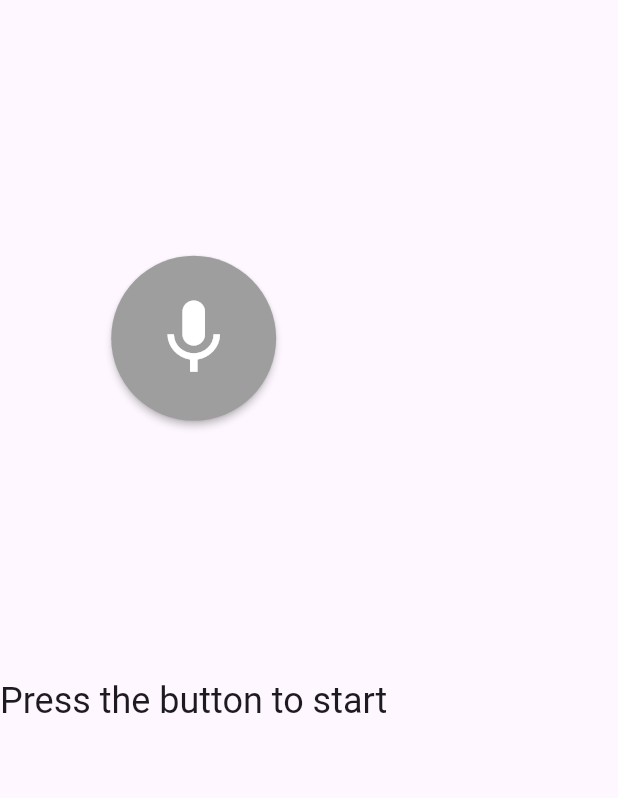
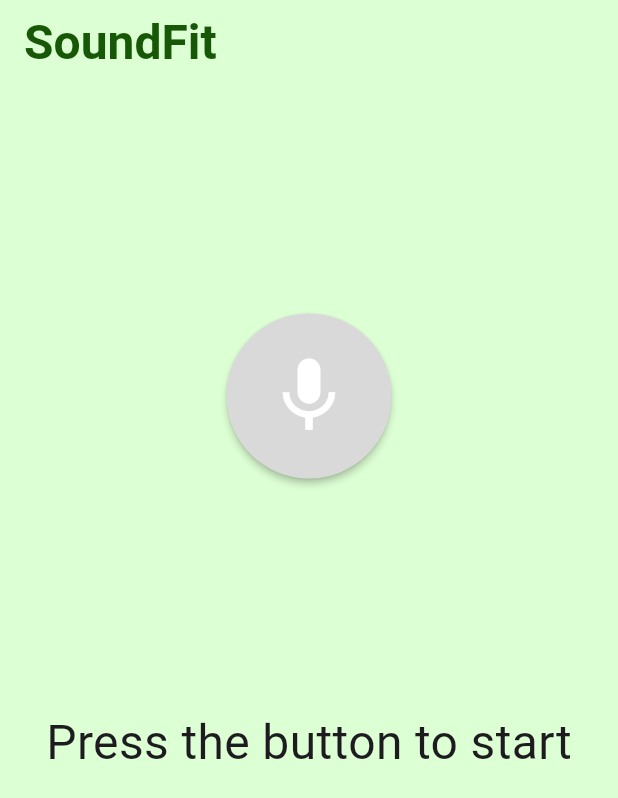
Before and after one commit to hirune05/sound_classify_app_previus, a Flutter app: the screen it shows after launch, after a tap on the "mic" icon, on a phone screen of 412 x 824 dp. Shown: the top 798 px of the screen. Run offline on Flutter 3.47's test engine with Material 3 defaults, Android fonts, the phone set to English and light mode, and no system bars; our stand-ins replace freezed_annotation, go_router, hooks_riverpod; missing offline and left inert: tflite_audio.

Commit message:
fix: recording page color

```diff
--- a/lib/controllers/recording_page_controller.dart
+++ b/lib/controllers/recording_page_controller.dart
@@ -58,19 +58,26 @@ class RecordingController extends StateNotifier<RecordingState> {
         sampleRate: 44100,
         bufferSize: 22016,
       );
+      final sound_kinds = [
+        '皿の音',
+        '機械音',
+        '換気扇の音',
+        'キーボードの音',
+        '話し声',
+      ];
       sounds.listen(
         (event) async {
           // ラベルリストを非同期で取得
-          final labels = await fetchLabelList();
+          //final labels = await fetchLabelList();
           // recognitionResultからスコアのリストを取得
           final rawScores = json.decode(event["recognitionResult"]);
           List<double> scores = List<double>.from(rawScores);
 
           // スコアをパーセント表示に変換し、それぞれのラベルと結合する
           String recognitionResults = "";
-          for (int i = 0; i < scores.length; i++) {
+          for (int i = 0; i < scores.length - 1; i++) {
             recognitionResults +=
-                "${labels[i]}: ${(scores[i] * 100).toStringAsFixed(2)}%\n";
+                "${sound_kinds[i]}: ${(scores[i] * 100).toStringAsFixed(2)}%\n";
           }
           const recording = false;
           const isRecordingCompleted = true;
--- a/lib/main_app.dart
+++ b/lib/main_app.dart
@@ -1,6 +1,7 @@
 import 'package:flutter/material.dart';
 import 'package:hooks_riverpod/hooks_riverpod.dart';
-import 'package:sound_classify_app/pages/page_router.dart';
+import 'package:sound_classify_app/thems/app_theme.dart';
+import 'package:sound_classify_app/ui/pages/page_router.dart';
 
 class MainApp extends ConsumerWidget {
   const MainApp({super.key});
@@ -8,7 +9,7 @@ class MainApp extends ConsumerWidget {
   Widget build(BuildContext contest, WidgetRef ref) {
     return MaterialApp.router(
       title: 'SoundFit',
-      theme: ThemeData(primarySwatch: Colors.blue),
+      theme: appTheme(contest),
       routerConfig: ref.watch(routerProvider),
     );
   }
--- a/lib/pages/recording_page/recording_page.dart
+++ /dev/null
@@ -1,40 +0,0 @@
-import 'package:flutter/material.dart';
-import 'package:go_router/go_router.dart';
-import 'package:hooks_riverpod/hooks_riverpod.dart';
-import 'package:sound_classify_app/controllers/recording_page_controller.dart';
-
-class RecordingPage extends ConsumerWidget {
-  const RecordingPage({super.key});
-
-  @override
-  Widget build(BuildContext context, WidgetRef ref) {
-    return Scaffold(
-      body: Column(
-        mainAxisAlignment: MainAxisAlignment.spaceEvenly,
-        children: [
-          MaterialButton(
-            onPressed: ref.read(recordingProvider.notifier).analyseSound,
-            color: ref.watch(recordingProvider).recording
-                ? Colors.grey
-                : Colors.pink,
-            textColor: Colors.white,
-            child: Icon(Icons.mic, size: 60),
-            shape: CircleBorder(),
-            padding: EdgeInsets.all(25),
-          ),
-          Text(
-            ref.watch(recordingProvider).text,
-            textAlign: TextAlign.center,
-            style: Theme.of(context).textTheme.headline5,
-          ),
-          ref.watch(recordingProvider).isRecordingCompleted
-              ? ElevatedButton(
-                  onPressed: () => context.go('/home/ar'),
-                  child: const Text('ARで見る'),
-                )
-              : const SizedBox(),
-        ],
-      ),
-    );
-  }
-}
--- /dev/null
+++ b/lib/thems/app_colors.dart
@@ -0,0 +1,14 @@
+import 'package:flutter/material.dart';
+
+class AppColors {
+  static const Color backGround = Color(0xffDDFFD4);
+  static const Color appBarBackGround = Color(0xffDDFFD4);
+
+  static const Color primaryText = Color(0xff175806);
+  static const Color secondaryText = Color(0xff452100);
+
+  static const Color green = Color(0xff175806);
+  static const Color gray = Color(0xffD9D9D9);
+  static const Color pink = Color(0xffE10087);
+  static const Color white = Color(0xffFFFFFF);
+}
--- /dev/null
+++ b/lib/thems/app_theme.dart
@@ -0,0 +1,13 @@
+import 'package:flutter/material.dart';
+import 'package:sound_classify_app/thems/app_colors.dart';
+
+ThemeData appTheme(BuildContext context) => ThemeData().copyWith(
+      scaffoldBackgroundColor: AppColors.backGround,
+      appBarTheme: const AppBarTheme(
+        color: AppColors.appBarBackGround,
+        titleTextStyle: TextStyle(
+            fontSize: 32,
+            fontWeight: FontWeight.bold,
+            color: AppColors.primaryText),
+      ),
+    );
--- a/lib/pages/page_router.dart
+++ b/lib/ui/pages/page_router.dart
@@ -1,8 +1,8 @@
 import 'package:flutter/material.dart';
 import 'package:go_router/go_router.dart';
 import 'package:hooks_riverpod/hooks_riverpod.dart';
-import 'package:sound_classify_app/pages/ar_page/ar_page.dart';
-import 'package:sound_classify_app/pages/recording_page/recording_page.dart';
+import 'package:sound_classify_app/ui/pages/ar_page/ar_page.dart';
+import 'package:sound_classify_app/ui/pages/recording_page/recording_page.dart';
 
 final routerProvider = Provider(
   (ref) => GoRouter(
@@ -28,11 +28,6 @@ final routerProvider = Provider(
 CustomTransitionPage<T> buildTransitionPage<T>({
   required Widget child,
 }) {
-  if (child == null) {
-    // エラー処理など
-    throw ArgumentError('Child widget must not be null');
-  }
-
   return CustomTransitionPage<T>(
     child: child,
     transitionsBuilder: (context, animation, secondaryAnimation, child) {
--- /dev/null
+++ b/lib/ui/pages/recording_page/recording_page.dart
@@ -0,0 +1,52 @@
+import 'package:flutter/material.dart';
+import 'package:go_router/go_router.dart';
+import 'package:hooks_riverpod/hooks_riverpod.dart';
+import 'package:sound_classify_app/controllers/recording_page_controller.dart';
+import 'package:sound_classify_app/thems/app_colors.dart';
+
+class RecordingPage extends ConsumerWidget {
+  const RecordingPage({super.key});
+
+  @override
+  Widget build(BuildContext context, WidgetRef ref) {
+    return Scaffold(
+      appBar: AppBar(
+        title: const Text('SoundFit'),
+      ),
+      body: Center(
+        child: Column(
+          mainAxisAlignment: MainAxisAlignment.spaceEvenly,
+          children: [
+            MaterialButton(
+              onPressed: ref.read(recordingProvider.notifier).analyseSound,
+              color: ref.watch(recordingProvider).recording
+                  ? AppColors.gray
+                  : AppColors.green,
+              textColor: Colors.white,
+              child: Icon(Icons.mic, size: 60),
+              shape: CircleBorder(),
+              padding: EdgeInsets.all(25),
+            ),
+            Text(
+              ref.watch(recordingProvider).text,
+              textAlign: TextAlign.left,
+              style: TextStyle(fontSize: 32),
+            ),
+            ref.watch(recordingProvider).isRecordingCompleted
+                ? ElevatedButton(
+                    onPressed: () => context.go('/home/ar'),
+                    child: const Text('ARで見る'),
+                    style: ElevatedButton.styleFrom(
+                      foregroundColor: AppColors.white,
+                      backgroundColor: AppColors.pink,
+                      textStyle: const TextStyle(fontSize: 24),
+                      fixedSize: const Size(160, 52),
+                    ),
+                  )
+                : const SizedBox(),
+          ],
+        ),
+      ),
+    );
+  }
+}
```
Also changed, not shown: lib/ui/pages/ar_page/ar_page.dart (renamed from lib/pages/ar_page/ar_page.dart).
